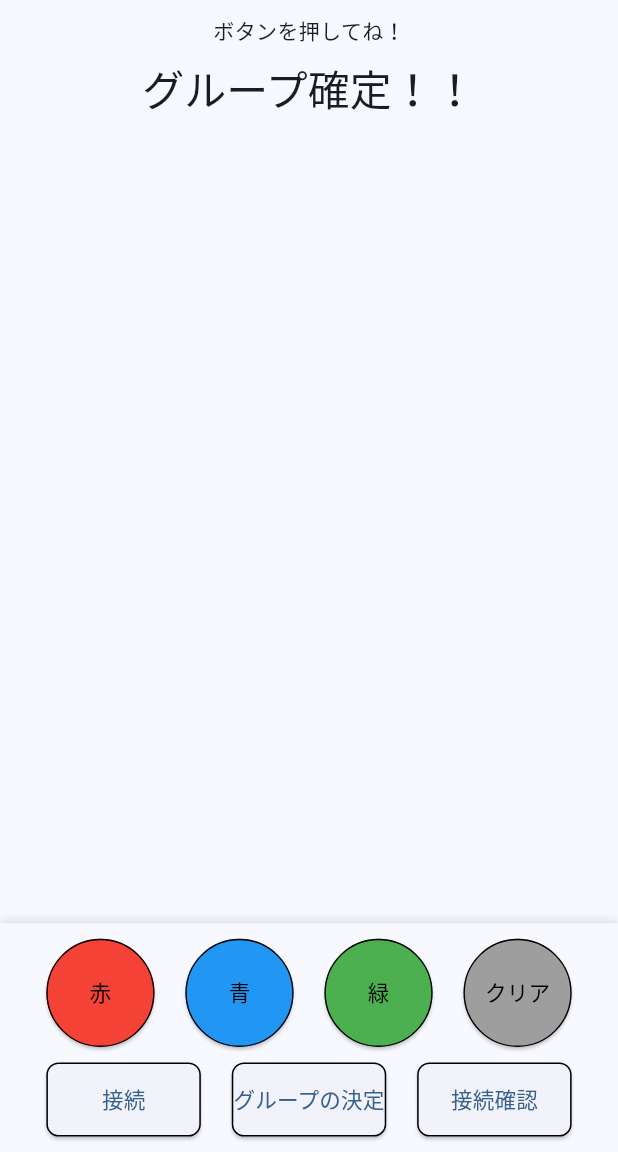
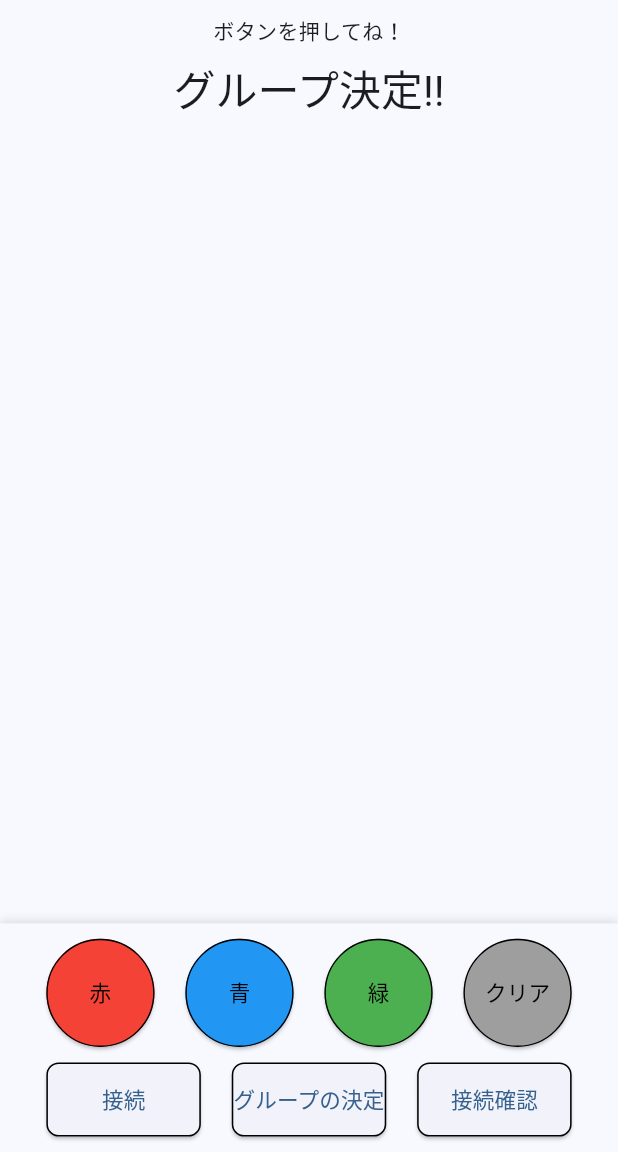
Before and after one commit to human-interface-lab-soccer/soccer-app-flutter, a Flutter app: the screen it shows after launch, after a tap on "接続", after a tap on "グループの決定", on a phone screen of 412 x 824 dp, the part 84-1236 px from its top. Run offline on Flutter 3.47's test engine with Material 3 defaults, Android fonts, the phone set to English and light mode, and no system bars; our stand-ins replace firebase_core; accounts and stored records are empty.

Commit message:
Copilotくんの指摘修正

```diff
--- a/lib/main.dart
+++ b/lib/main.dart
@@ -172,7 +172,7 @@ class MyHomePageState extends State<MyHomePage> {
         updateAction("デバイス接続");
         break;
       case ButtonPress.decideGroupAction:
-        updateAction("グループ確定！！");
+        updateAction("グループ決定!!");
         break;
       case ButtonPress.checkDeviceStatus:
         updateDeviceList([
```
